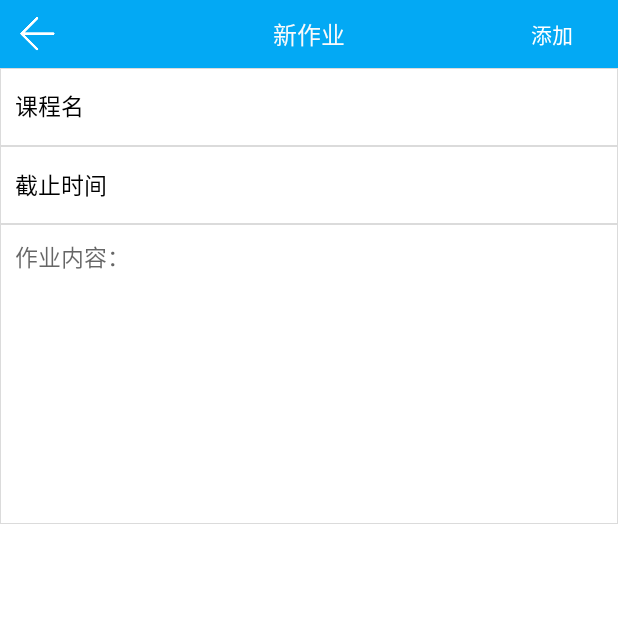
After one commit to realJackWang/Timetabler, an Android app: the AddHomeWorkActivity screen opened directly, with no data from a screen before it, on a phone screen of 412 x 824 dp, the top half of it. The commit adds this screen. Run offline under Robolectric (Android 15) with nearby library versions, the phone set to English and light mode, and no system bars; libraries missing offline, so code that uses them is left out: com.bigkoo.pickerview; 2 statements that could not run were skipped.

```diff
--- /dev/null
+++ b/app/src/main/java/com/botton/timetabler/activity/AddHomeWorkActivity.java
@@ -0,0 +1,192 @@
+package com.botton.timetabler.activity;
+
+import android.content.Context;
+import android.content.Intent;
+import android.graphics.Color;
+import android.support.v7.app.AppCompatActivity;
+import android.os.Bundle;
+import android.util.Log;
+import android.view.LayoutInflater;
+import android.view.View;
+import android.widget.Button;
+import android.widget.LinearLayout;
+import android.widget.TextView;
+import android.widget.Toast;
+
+import com.bigkoo.pickerview.builder.TimePickerBuilder;
+import com.bigkoo.pickerview.listener.OnTimeSelectListener;
+import com.bigkoo.pickerview.view.TimePickerView;
+import com.botton.timetabler.R;
+import com.botton.timetabler.util.ACache;
+import com.botton.timetabler.util.Course;
+import com.botton.timetabler.util.HomeWork;
+import com.botton.timetabler.util.StringUtil;
+
+import java.text.ParseException;
+import java.text.SimpleDateFormat;
+import java.util.ArrayList;
+import java.util.Calendar;
+import java.util.Date;
+import java.util.List;
+
+public class AddHomeWorkActivity extends AppCompatActivity {
+
+    private ACache aCache;
+    private TextView textView;
+    private TextView textView1;
+    private TextView textView2;
+    private Calendar calendar;
+    Course course;
+    @Override
+    protected void onCreate(Bundle savedInstanceState) {
+        super.onCreate(savedInstanceState);
+        setContentView(R.layout.activity_add_home_work);
+        aCache = ACache.get(this);
+
+        textView = findViewById(R.id.course_name);
+        textView1 = findViewById(R.id.course_time_text);
+        textView2 = findViewById(R.id.HomeWorkText);
+
+        Intent intent = getIntent();
+        Bundle bundle = intent.getExtras();
+        course = (Course) bundle.getSerializable("course");
+
+        textView.setText(course.getCourseName());
+        add();
+
+    }
+
+    private void addtime(List<Course> lists) {
+        Log.e("ContentValues", "V_2: "+lists);
+
+        LinearLayout linearLayout = findViewById(R.id.linearLayout);
+        linearLayout.removeViewAt(1);
+        for(int i =0;i<lists.size();i++){
+            View v = LayoutInflater.from(this).inflate(R.layout.single_timeselect, null);
+            Course course =  lists.get(i);
+            TextView textView = v.findViewById(R.id.course_time_text);
+            String day = StringUtil.dayToString(course.getDay()+1);
+            textView.setText(day+"：第"+(course.getStart()+1)+"节"+"-第"+(course.getEnd()+1)+"节");
+
+            linearLayout.addView(v,linearLayout.getChildCount()-1);
+        }
+
+    }
+
+    public void timepicker(View view) {
+
+
+//        String month = Integer.toHexString(calendar.get(Calendar.MONTH) + 1); //
+//
+//        String str = calendar.get(Calendar.YEAR) + "-" + month + "-" + calendar.get(Calendar.DATE);
+//        Log.d("初试时间：", str);
+//        String str2 = calendar.get(Calendar.YEAR) + 5 + "-" + month + "-" + calendar.get(Calendar.DATE);
+//
+//        SimpleDateFormat sdf = new SimpleDateFormat("yyyy-MM-dd");
+//
+//        Date date = null;
+//        try {
+//            date = sdf.parse(str);
+//        } catch (ParseException e) {
+//            e.printStackTrace();
+//        }
+//
+//        Date date2 = null;
+//        try {
+//            date2 = sdf.parse(str2);
+//        } catch (ParseException e) {
+//            e.printStackTrace();
+//        }
+//
+//        Calendar calendar = Calendar.getInstance();
+//        Calendar calendar2 = Calendar.getInstance();
+//        calendar.setTime(date);
+//        calendar2.setTime(date2);
+
+
+        TimePickerView pvTime = new TimePickerBuilder(AddHomeWorkActivity.this, new OnTimeSelectListener() {
+            @Override
+            public void onTimeSelect(Date date, View v) {
+                Toast.makeText(AddHomeWorkActivity.this, '1', Toast.LENGTH_SHORT).show();
+            }
+        }).build();
+
+//        TimePickerView pvTime = new TimePickerView.Builder(this, new TimePickerView.OnTimeSelectListener() {
+//            @Override
+//            public void onTimeSelect(Date date2, View v) {//选中事件回调
+//
+//                SimpleDateFormat sdf = new SimpleDateFormat("yyyy-MM-dd HH:mm");
+//                time.setText(sdf.format(date2));
+//            }
+//        })
+//
+//                .setType(TimePickerView.Type.YEAR_MONTH_DAY_HOUR_MIN)//默认全部显示
+//                .setCancelText("取消")//取消按钮文字
+//                .setSubmitText("确定")//确认按钮文字
+//                .setContentSize(20)//滚轮文字大小
+//                .setTitleSize(20)//标题文字大小
+////                        .setTitleText("请选择时间")//标题文字
+//                .setOutSideCancelable(true)//点击屏幕，点在控件外部范围时，是否取消显示
+//                .isCyclic(false)//是否循环滚动
+//                .setTextColorCenter(Color.BLACK)//设置选中项的颜色
+//                .setTitleColor(Color.BLACK)//标题文字颜色
+//                .setSubmitColor(Color.BLACK)//确定按钮文字颜色
+//                .setCancelColor(Color.BLACK)//取消按钮文字颜色
+//                .setRangDate(calendar, calendar2)//起始终止年月日设定
+//
+////                        .setTitleBgColor(0xFF666666)//标题背景颜色 Night mode
+////                        .setBgColor(0xFF333333)//滚轮背景颜色 Night mode
+////                        .setRange(calendar.get(Calendar.YEAR) - 20, calendar.get(Calendar.YEAR) + 20)//默认是1900-2100年
+////                        .setDate(selectedDate)// 如果不设置的话，默认是系统时间*/
+////                        .setRangDate(startDate,endDate)//起始终止年月日设定
+////                        .setLabel("年","月","日","时","分","秒")
+//                .isCenterLabel(false) //是否只显示中间选中项的label文字，false则每项item全部都带有label。
+////                        .isDialog(true)//是否显示为对话框样式
+//                .build();
+        pvTime.setDate(Calendar.getInstance());//注：根据需求来决定是否使用该方法（一般是精确到秒的情况），此项可以在弹出选择器的时候重新设置当前时间，避免在初始化之后由于时间已经设定，导致选中时间与当前时间不匹配的问题。
+        pvTime.show();
+
+
+    }
+
+
+
+    public void add() {
+        Button okButton = findViewById(R.id.submit);
+        okButton.setOnClickListener(v -> {
+            String Content = textView2.getText().toString();
+            calendar = Calendar.getInstance();
+            String year = String.valueOf(calendar.get(Calendar.YEAR));
+            String month = String.valueOf(calendar.get(Calendar.MONTH)) + 1;
+            String day = String.valueOf(calendar.get(Calendar.DATE));
+            String hour = "";
+            if (calendar.get(Calendar.AM_PM) == 0)
+                hour = String.valueOf(calendar.get(Calendar.HOUR));
+            else
+                hour = String.valueOf(calendar.get(Calendar.HOUR) + 12);
+            String minute = String.valueOf(calendar.get(Calendar.MINUTE));
+            String second = String.valueOf(calendar.get(Calendar.SECOND));
+
+            String deadline = textView1.getText().toString();
+            HomeWork homeWork = new HomeWork(month + '/' + day, deadline, Content, course);
+            ArrayList<HomeWork> arrayList_1 = (ArrayList<HomeWork>) aCache.getAsObject("homeworklist");
+
+            if (arrayList_1 != null) {
+                arrayList_1.add(homeWork);
+                aCache.put("homeworklist", arrayList_1);
+            }
+            else{
+                ArrayList<HomeWork> arrayList_2 = new ArrayList<>();
+                arrayList_1.add(homeWork);
+                aCache.put("homeworklist", arrayList_2);
+            }
+
+            Toast.makeText(this, "添加成功", Toast.LENGTH_LONG).show();
+
+            finish();
+
+        });
+
+    }
+
+}
--- a/app/src/main/java/com/botton/timetabler/activity/BottomBarActivity.java
+++ b/app/src/main/java/com/botton/timetabler/activity/BottomBarActivity.java
@@ -43,7 +43,7 @@ public class BottomBarActivity extends FragmentActivity {
         setContentView(R.layout.activity_bottombar);
         test_a =this;
 
-        spdier();
+//        spdier();
         BottomNavigationBar bottomNavigationBar = (BottomNavigationBar) findViewById(R.id.bottom_navigation_bar);
         bottomNavigationBar.setMode(BottomNavigationBar.MODE_FIXED);
         bottomNavigationBar
--- a/app/src/main/java/com/botton/timetabler/activity/BtmBarActivity.java
+++ b/app/src/main/java/com/botton/timetabler/activity/BtmBarActivity.java
@@ -60,9 +60,9 @@ public class BtmBarActivity extends AppCompatActivity {
 
 
         //初始加载课程表fragment
-        FragmentManager fragmentManager = getSupportFragmentManager();
-        FragmentTransaction fragmentTransaction = fragmentManager.beginTransaction();
-        fragmentTransaction.replace(R.id.frameLayout, timeTableFragment).commit();
+//        FragmentManager fragmentManager = getSupportFragmentManager();
+//        FragmentTransaction fragmentTransaction = fragmentManager.beginTransaction();
+//        fragmentTransaction.replace(R.id.frameLayout, timeTableFragment).commit();
 
         //设置默认选中项
         RadioButton kcbButton = findViewById(R.id.rb_kcb);
--- /dev/null
+++ b/app/src/main/res/layout/activity_add_home_work.xml
@@ -0,0 +1,300 @@
+<?xml version="1.0" encoding="utf-8"?>
+
+<LinearLayout xmlns:android="http://schemas.android.com/apk/res/android"
+    xmlns:tools="http://schemas.android.com/tools"
+    android:orientation="vertical" android:layout_width="match_parent"
+    android:background="@color/white"
+    android:layout_height="match_parent">
+    <FrameLayout
+        android:layout_width="match_parent"
+        android:layout_height="45dp">
+
+        <android.support.v7.widget.Toolbar
+            android:id="@+id/toolbar"
+            android:layout_width="match_parent"
+            android:layout_height="wrap_content"
+            android:background="@color/blue"
+            android:minHeight="?attr/actionBarSize"
+            android:theme="?attr/actionBarTheme" />
+
+
+
+        <ImageView
+            android:id="@+id/back"
+            android:layout_width="30dp"
+            android:layout_height="30dp"
+            android:layout_gravity="left|center"
+            android:layout_marginLeft="10dp"
+            android:src="@drawable/returns"/>
+
+
+        <TextView
+            android:id="@+id/textView"
+            android:layout_width="wrap_content"
+            android:layout_height="wrap_content"
+            android:textColor="@color/colorTitleText"
+            android:textSize="16dp"
+            android:text="新作业"
+            android:layout_gravity="center"
+            />
+        <Button
+            android:id="@+id/submit"
+            android:layout_width="wrap_content"
+            android:layout_height="wrap_content"
+            android:background="@color/touming"
+            android:text="添加"
+            android:textColor="@color/white"
+            android:layout_gravity="right"
+
+            />
+
+
+    </FrameLayout>
+
+
+
+
+    <ScrollView
+        android:layout_width="match_parent"
+        android:layout_height="match_parent">
+
+        <LinearLayout
+            android:id="@+id/linearLayout"
+            android:layout_width="match_parent"
+            android:layout_height="match_parent"
+            android:orientation="vertical">
+
+
+
+            <LinearLayout
+                android:layout_width="fill_parent"
+                android:layout_height="52dp"
+                android:background="@drawable/bg_layout_shape"
+                android:orientation="horizontal">
+
+                <TextView
+
+                    android:layout_width="wrap_content"
+                    android:layout_height="wrap_content"
+                    android:layout_marginLeft="10dp"
+                    android:text="课程名"
+                    android:textColor="#000000"
+                    android:textSize="15dp" />
+
+                <TextView
+                    android:id="@+id/course_name"
+                    android:layout_width="match_parent"
+                    android:layout_height="match_parent"
+                    android:layout_marginRight="15dp"
+                    android:background="@null"
+                    android:ems="10"
+                    android:textColor="#666666"
+                    android:hint=""
+                    android:gravity="center_vertical|right"
+                    />
+            </LinearLayout>
+
+            <LinearLayout
+                android:id="@+id/course_time"
+                android:layout_width="fill_parent"
+                android:layout_height="52dp"
+                android:background="@drawable/bg_layout_shape"
+                android:orientation="horizontal">
+
+                <TextView
+
+                    android:layout_width="wrap_content"
+                    android:layout_height="wrap_content"
+                    android:layout_marginLeft="10dp"
+                    android:text="截止时间"
+                    android:layout_gravity="center"
+                    android:textSize="15dp"
+                    android:textColor="#000000"
+                    />
+
+
+                <FrameLayout
+                    android:id="@+id/datepicker"
+                    android:layout_width="match_parent"
+                    android:layout_height="match_parent">
+
+
+                    <EditText
+                        android:id="@+id/course_time_text"
+                        android:layout_width="match_parent"
+                        android:layout_height="match_parent"
+                        android:background="@null"
+                        android:ems="10"
+                        android:textColor="#666666"
+                        android:textSize="15dp"
+                        android:gravity="center_vertical|right"
+                        />
+
+
+
+                </FrameLayout>
+
+
+            </LinearLayout>
+
+
+            <LinearLayout
+                android:layout_width="fill_parent"
+                android:layout_height="200dp"
+                android:background="@drawable/bg_layout_shape"
+                android:focusableInTouchMode="true"
+                android:focusable="true"
+                android:orientation="horizontal">
+                <EditText
+                    android:id="@+id/HomeWorkText"
+                    android:layout_width="match_parent"
+                    android:layout_height="match_parent"
+                    android:layout_weight="0.58"
+                    android:ems="10"
+                    android:background="@null"
+                    android:gravity="top"
+                    android:layout_marginTop="10dp"
+
+                    android:focusableInTouchMode="true"
+                    android:focusable="true"
+
+                    android:layout_marginBottom="10dp"
+                    android:layout_marginLeft="10dp"
+                    android:layout_marginRight="10dp"
+                    android:hint="作业内容："
+                    android:textSize="15dp"
+
+                    android:imeOptions="actionDone"
+                    android:inputType="textMultiLine" />
+            </LinearLayout>
+
+
+
+
+
+
+        </LinearLayout>
+
+
+
+    </ScrollView>
+
+
+
+
+
+
+</LinearLayout>
+
+
+    <!--<LinearLayout-->
+    <!--xmlns:android="http://schemas.android.com/apk/res/android"-->
+    <!--android:layout_width="match_parent"-->
+    <!--android:layout_height="match_parent"-->
+    <!--android:orientation="vertical">-->
+
+    <!--<ScrollView-->
+    <!--android:layout_width="250dp"-->
+    <!--android:layout_height="300dp"-->
+    <!--android:layout_gravity="center"-->
+    <!--android:scrollbars="vertical"-->
+    <!--android:scrollbarAlwaysDrawHorizontalTrack="true">-->
+
+    <!--<LinearLayout-->
+    <!--android:layout_width="wrap_content"-->
+    <!--android:layout_height="wrap_content"-->
+    <!--android:layout_gravity="center_horizontal"-->
+    <!--android:orientation="vertical">-->
+
+    <!--<TextView-->
+    <!--android:layout_width="wrap_content"-->
+    <!--android:layout_height="wrap_content"-->
+    <!--android:layout_gravity="center"-->
+    <!--android:text="\n课程名:" />-->
+    <!--<EditText-->
+    <!--android:id="@+id/course_name"-->
+    <!--android:layout_width="90dp"-->
+    <!--android:layout_height="wrap_content"-->
+    <!--android:layout_gravity="center"-->
+    <!--android:imeOptions="actionNext"-->
+    <!--android:singleLine="true" />-->
+
+    <!--<TextView-->
+    <!--android:layout_width="wrap_content"-->
+    <!--android:layout_height="wrap_content"-->
+    <!--android:layout_gravity="center"-->
+    <!--android:text="\n星期几:" />-->
+    <!--<EditText-->
+    <!--android:id="@+id/week"-->
+    <!--android:layout_width="30dp"-->
+    <!--android:layout_height="wrap_content"-->
+    <!--android:layout_gravity="center"-->
+    <!--android:inputType="number" />-->
+
+    <!--<TextView-->
+    <!--android:layout_width="wrap_content"-->
+    <!--android:layout_height="wrap_content"-->
+    <!--android:layout_gravity="center"-->
+    <!--android:text="\n第几节课开始:" />-->
+    <!--<EditText-->
+    <!--android:id="@+id/classes_begin"-->
+    <!--android:layout_width="30dp"-->
+    <!--android:layout_height="wrap_content"-->
+    <!--android:layout_gravity="center"-->
+    <!--android:inputType="number" />-->
+
+    <!--<TextView-->
+    <!--android:layout_width="wrap_content"-->
+    <!--android:layout_height="wrap_content"-->
+    <!--android:layout_gravity="center"-->
+    <!--android:text="\n第几节课结束:" />-->
+    <!--<EditText-->
+    <!--android:id="@+id/classes_ends"-->
+    <!--android:layout_width="30dp"-->
+    <!--android:layout_height="wrap_content"-->
+    <!--android:layout_gravity="center"-->
+    <!--android:inputType="number" />-->
+
+    <!--<TextView-->
+    <!--android:layout_width="wrap_content"-->
+    <!--android:layout_height="wrap_content"-->
+    <!--android:layout_gravity="center"-->
+    <!--android:text="\n教师名:" />-->
+    <!--<EditText-->
+    <!--android:id="@+id/teacher_name"-->
+    <!--android:layout_width="90dp"-->
+    <!--android:layout_height="wrap_content"-->
+    <!--android:layout_gravity="center"-->
+    <!--android:imeOptions="actionNext"-->
+    <!--android:singleLine="true" />-->
+
+    <!--<TextView-->
+    <!--android:layout_width="wrap_content"-->
+    <!--android:layout_height="wrap_content"-->
+    <!--android:layout_gravity="center"-->
+    <!--android:text="\n课室:" />-->
+    <!--<EditText-->
+    <!--android:id="@+id/class_room"-->
+    <!--android:layout_width="90dp"-->
+    <!--android:layout_height="wrap_content"-->
+    <!--android:layout_gravity="center"-->
+    <!--android:imeOptions="actionNext"-->
+    <!--android:singleLine="true" />-->
+    <!--</LinearLayout>-->
+    <!--</ScrollView>-->
+
+    <!--<Button-->
+    <!--android:id="@+id/button"-->
+    <!--android:layout_width="wrap_content"-->
+    <!--android:layout_height="wrap_content"-->
+    <!--android:layout_marginTop="15dp"-->
+    <!--android:layout_gravity="center"-->
+    <!--android:text="完成" />-->
+
+    <!--<TextView-->
+    <!--android:layout_width="wrap_content"-->
+    <!--android:layout_height="wrap_content"-->
+    <!--android:layout_gravity="center"-->
+    <!--android:text="\n 在课程表界面长按一个课程可以删除它 \n"/>-->
+
+    <!--</LinearLayout>-->
```
Also changed, not shown: app/src/main/AndroidManifest.xml (+4 -6 lines), app/src/main/java/com/botton/timetabler/fragment/TimeTableFragment.java (+32 -4 lines), app/src/main/java/com/botton/timetabler/util/HomeWork.java (added, +49 -0 lines), app/build.gradle (line endings or trailing spaces).
